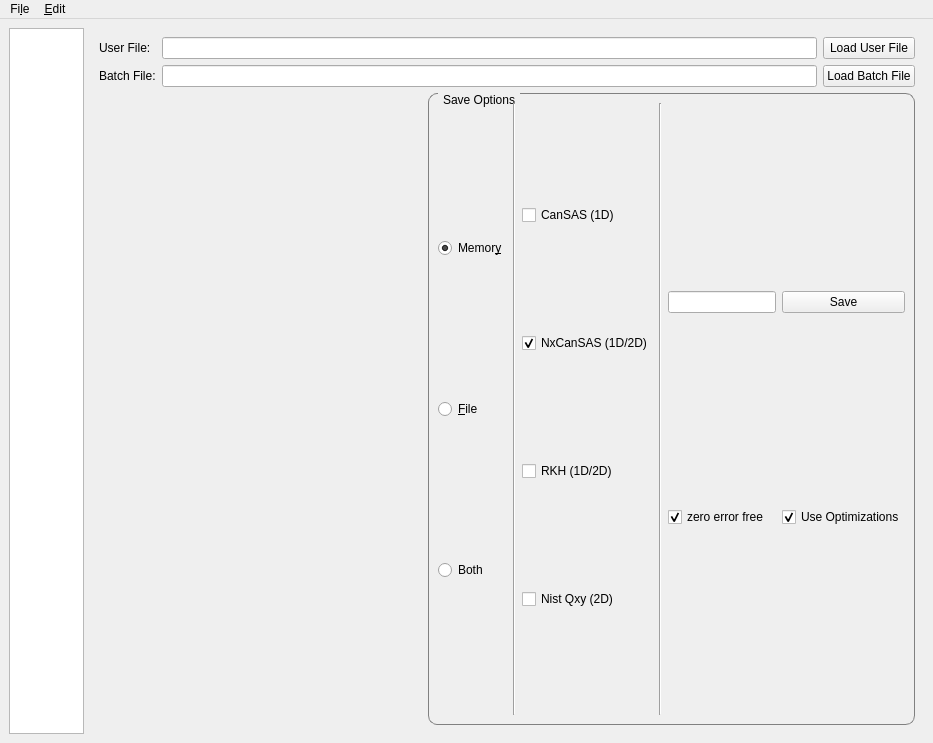
mantidproject/mantid, file scripts/Interface/ui/sans_isis/sans_data_processor_window.ui: the form before one commit.
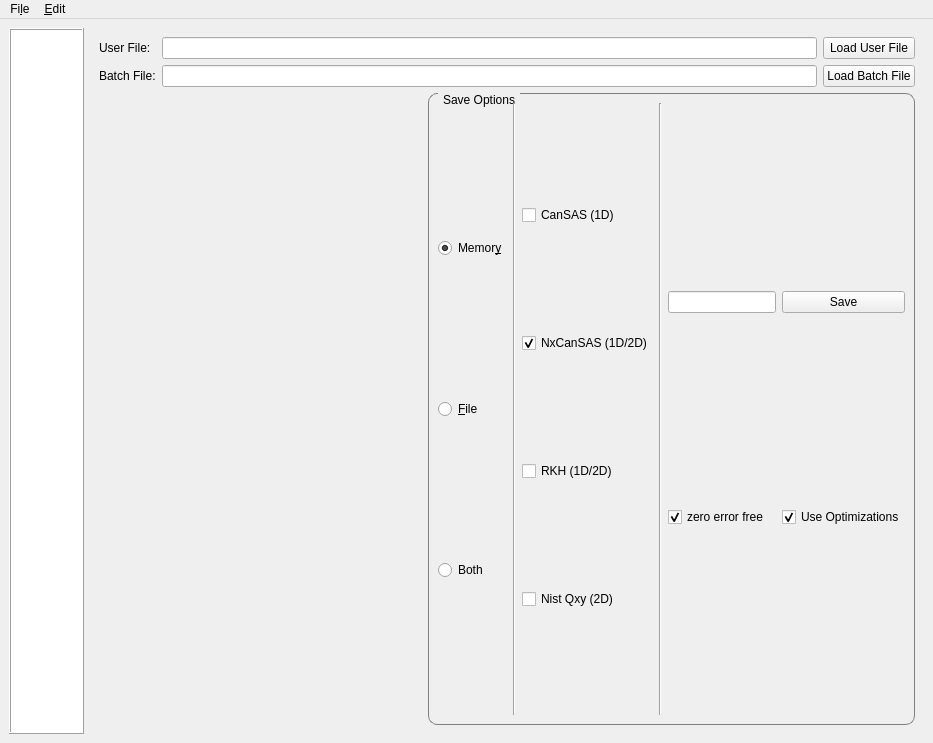
The form after the commit. The open tabs and pages were chosen to show the change. Custom widgets are drawn as their Qt base class.

Diff of the .ui file:
```diff
--- a/scripts/Interface/ui/sans_isis/sans_data_processor_window.ui
+++ b/scripts/Interface/ui/sans_isis/sans_data_processor_window.ui
@@ -51,6 +51,12 @@
             <height>16777215</height>
            </size>
           </property>
+          <property name="frameShape">
+           <enum>QFrame::Box</enum>
+          </property>
+          <property name="frameShadow">
+           <enum>QFrame::Raised</enum>
+          </property>
          </widget>
         </item>
        </layout>
```
Left out of the diff: 2 changed lines with no effect on the pictures.
